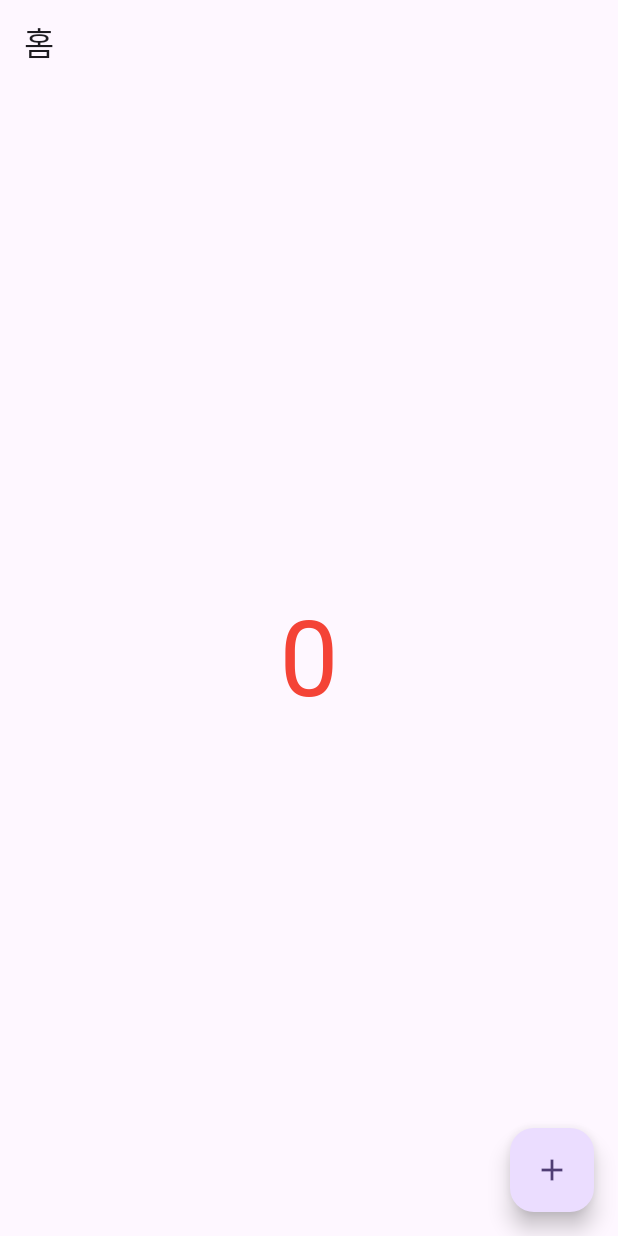
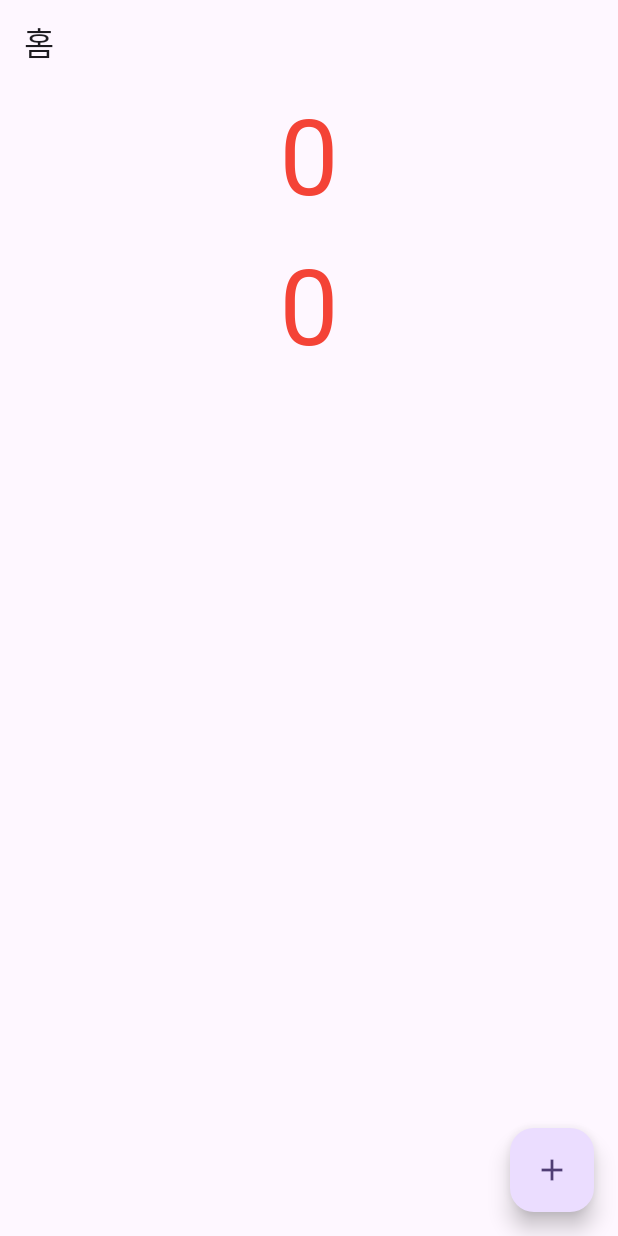
Before and after one commit to kimlg2/flutter_first, a Flutter app: the screen it shows after launch, on a phone screen of 412 x 824 dp. Run offline on Flutter 3.47's test engine with Material 3 defaults, Android fonts, the phone set to English and light mode, and no system bars.

Commit message:
int 변수 활용하여 숫자 변경기능

```diff
--- a/lib/main.dart
+++ b/lib/main.dart
@@ -32,6 +32,7 @@ class MyHomePage extends StatefulWidget {
 }
 
 class _MyHomePageState extends State<MyHomePage> {
+  int count = 0;
   @override
   Widget build(BuildContext context) {
     return Scaffold(
@@ -39,18 +40,32 @@ class _MyHomePageState extends State<MyHomePage> {
         title: Text('홈'),
       ),
       body: Center(
-        child: Text(
-          '0',
-          style:
-          TextStyle(
-              color: Colors.red,
-              fontSize: 70
+
+        child: Column(
+          children: [
+          Text(
+              '$count',
+              style: TextStyle(
+                color: Colors.red,
+                fontSize: 70,
+        ),
           ),
-        ),
+            Text(
+              '$count',
+              style: TextStyle(
+                color: Colors.red,
+                fontSize: 70,
+              ),
+            ),
+  ],
       ),
+    ),
       floatingActionButton: FloatingActionButton(
         onPressed: () {
-          print('클릭');
+          //화면 갱신
+         setState(() {
+           count++;
+         });
         },
         child: Icon(Icons.add),
       ),
```
